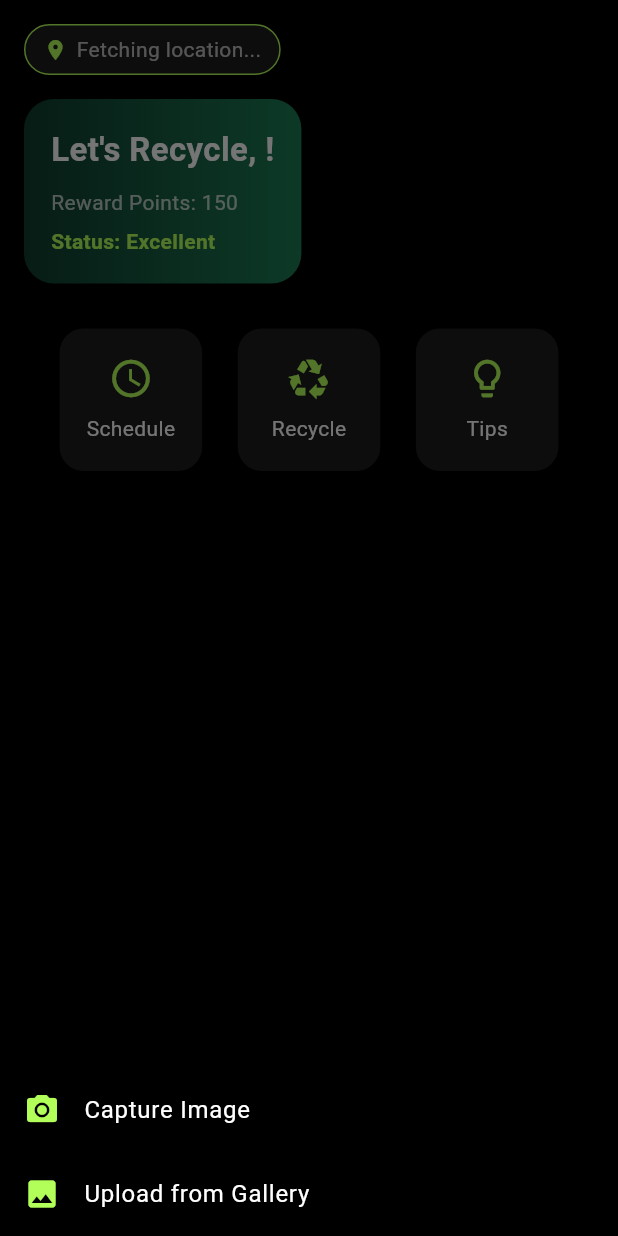
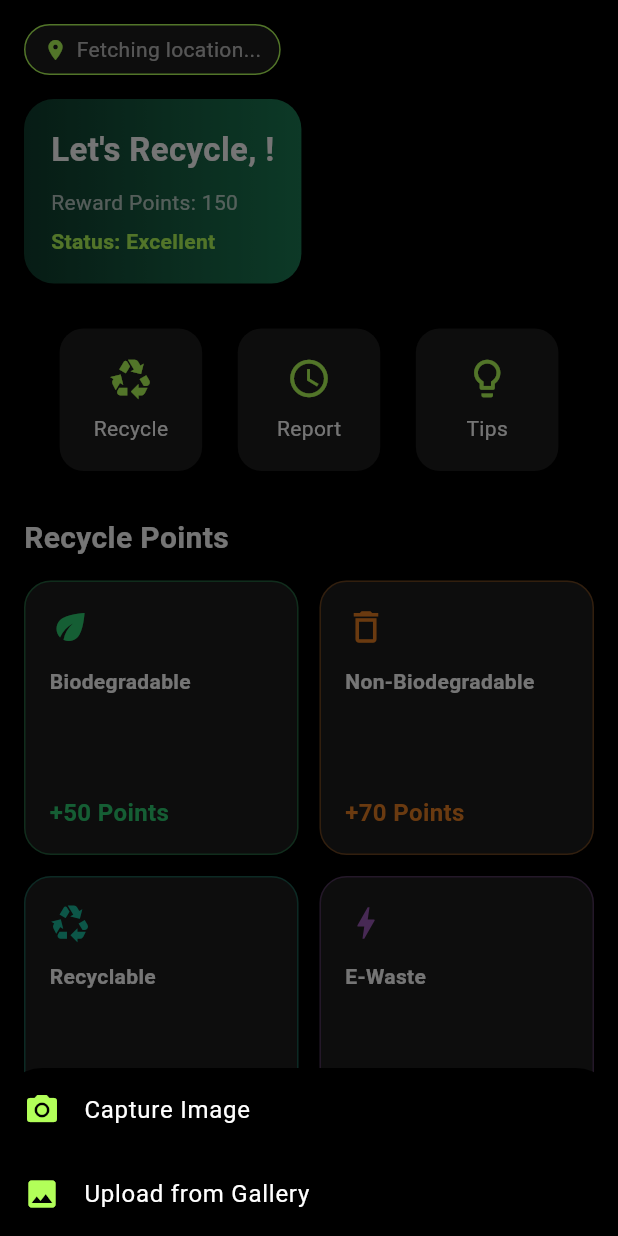
Before and after one commit to pranita662024/Wastewise, a Flutter app: the HomePage screen opened directly with empty values, after a tap on "Recycle", on a phone screen of 412 x 824 dp. Run offline on Flutter 3.47's test engine with Material 3 defaults, Android fonts, the phone set to English and light mode, and no system bars; our stand-ins replace cloud_firestore, firebase_auth, firebase_core, firebase_storage, geocoding, geolocator and 3 more; accounts and stored records are empty.

Commit message:
Updated home page UI,added packages in pubspec.lock and assets/model/tflite added

```diff
--- a/lib/screens/home_page.dart
+++ b/lib/screens/home_page.dart
@@ -8,8 +8,7 @@ import 'package:geocoding/geocoding.dart';
 import 'package:image_picker/image_picker.dart';
 import 'package:firebase_storage/firebase_storage.dart';
 import 'package:cloud_firestore/cloud_firestore.dart';
-
-import 'dart:io' as io; // mobile only
+import 'dart:io' as io;
 
 class HomePage extends StatefulWidget {
   final User user;
@@ -21,7 +20,6 @@ class HomePage extends StatefulWidget {
 
 class _HomePageState extends State<HomePage> {
   int _selectedIndex = 0;
-  late final List<Widget> _pages;
 
   String userLocation = "Fetching location...";
   int rewardPoints = 150;
@@ -36,13 +34,10 @@ class _HomePageState extends State<HomePage> {
   @override
   void initState() {
     super.initState();
-    _pages = [
-      _buildHomeUI(),
-      ProfilePage(user: widget.user),
-    ];
     _getUserLocation();
   }
 
+  /// ---------------- LOCATION ----------------
   Future<void> _getUserLocation() async {
     if (!await Geolocator.isLocationServiceEnabled()) {
       setState(() => userLocation = "Location disabled");
@@ -52,18 +47,18 @@ class _HomePageState extends State<HomePage> {
     LocationPermission permission = await Geolocator.checkPermission();
     if (permission == LocationPermission.denied) {
       permission = await Geolocator.requestPermission();
-      if (permission == LocationPermission.denied) {
+    }
+
+    if (permission == LocationPermission.denied ||
+        permission == LocationPermission.deniedForever) {
       setState(() => userLocation = "Permission denied");
       return;
     }
-    }
 
-    if (permission == LocationPermission.deniedForever) {
-      setState(() => userLocation = "Permission permanently denied");
-      return;
-    }
+    Position pos = await Geolocator.getCurrentPosition(
+      desiredAccuracy: LocationAccuracy.high,
+    );
 
-    Position pos = await Geolocator.getCurrentPosition();
     List<Placemark> placemarks =
         await placemarkFromCoordinates(pos.latitude, pos.longitude);
 
@@ -73,17 +68,27 @@ class _HomePageState extends State<HomePage> {
     });
   }
 
+  /// ---------------- PAGE SWITCH ----------------
+  Widget _getCurrentPage() {
+    if (_selectedIndex == 0) {
+      return _buildHomeUI();
+    }
+    return ProfilePage(user: widget.user);
+  }
+
   @override
   Widget build(BuildContext context) {
     return Scaffold(
       backgroundColor: Colors.black,
-      body: _pages[_selectedIndex],
+      body: _getCurrentPage(),
       bottomNavigationBar: BottomNavigationBar(
         backgroundColor: Colors.black,
         selectedItemColor: Colors.lightGreenAccent,
         unselectedItemColor: Colors.grey,
         currentIndex: _selectedIndex,
-        onTap: (i) => setState(() => _selectedIndex = i),
+        onTap: (index) {
+          setState(() => _selectedIndex = index);
+        },
         items: const [
           BottomNavigationBarItem(
               icon: Icon(Icons.home_outlined), label: "Home"),
@@ -94,6 +99,7 @@ class _HomePageState extends State<HomePage> {
     );
   }
 
+  /// ---------------- HOME UI ----------------
   Widget _buildHomeUI() {
     final username = widget.user.email!.split('@')[0];
 
@@ -105,14 +111,22 @@ class _HomePageState extends State<HomePage> {
           const SizedBox(height: 16),
           _userCard(username),
           const SizedBox(height: 30),
-          Row(mainAxisAlignment: MainAxisAlignment.spaceEvenly, children: [
-            _actionCard(Icons.schedule, "Schedule"),
+
+          /// 🔁 ORDER FIXED: Recycle → Schedule → Tips
+          Row(
+            mainAxisAlignment: MainAxisAlignment.spaceEvenly,
+            children: [
               GestureDetector(
                 onTap: _showRecycleOptions,
                 child: _actionCard(Icons.recycling, "Recycle"),
               ),
+              _actionCard(Icons.schedule, "Report"),
               _actionCard(Icons.lightbulb_outline, "Tips"),
-          ]),
+            ],
+          ),
+
+          const SizedBox(height: 30),
+          _recyclePointsSection(),
         ]),
       ),
     );
@@ -123,15 +137,18 @@ class _HomePageState extends State<HomePage> {
       padding: const EdgeInsets.all(18),
       decoration: BoxDecoration(
         borderRadius: BorderRadius.circular(20),
-        gradient:
-            const LinearGradient(colors: [Color(0xFF0F3D2E), Color(0xFF1C7C54)]),
+        gradient: const LinearGradient(
+          colors: [Color(0xFF0F3D2E), Color(0xFF1C7C54)],
+        ),
       ),
       child: Column(crossAxisAlignment: CrossAxisAlignment.start, children: [
-        Text("Let's Recycle, $username!",
+        Text(
+          "Let's Recycle, $username!",
           style: const TextStyle(
               color: Colors.white,
               fontSize: 22,
-                fontWeight: FontWeight.bold)),
+              fontWeight: FontWeight.bold),
+        ),
         const SizedBox(height: 10),
         Text("Reward Points: $rewardPoints",
             style: const TextStyle(color: Colors.white70)),
@@ -177,6 +194,51 @@ class _HomePageState extends State<HomePage> {
     );
   }
 
+  /// ---------------- RECYCLE POINTS ----------------
+  Widget _recyclePointsSection() {
+    return Column(
+      crossAxisAlignment: CrossAxisAlignment.start,
+      children: [
+        const Text("Recycle Points",
+            style: TextStyle(
+                color: Colors.white,
+                fontSize: 20,
+                fontWeight: FontWeight.bold)),
+        const SizedBox(height: 14),
+        GridView.count(
+          crossAxisCount: 2,
+          shrinkWrap: true,
+          physics: const NeverScrollableScrollPhysics(),
+          crossAxisSpacing: 14,
+          mainAxisSpacing: 14,
+          children: const [
+            _RecyclePointCard(
+                title: "Biodegradable",
+                points: "+50 Points",
+                icon: Icons.eco,
+                color: Color(0xFF2ECC71)),
+            _RecyclePointCard(
+                title: "Non-Biodegradable",
+                points: "+70 Points",
+                icon: Icons.delete_outline,
+                color: Color(0xFFE67E22)),
+            _RecyclePointCard(
+                title: "Recyclable",
+                points: "+100 Points",
+                icon: Icons.recycling,
+                color: Color(0xFF1ABC9C)),
+            _RecyclePointCard(
+                title: "E-Waste",
+                points: "+150 Points",
+                icon: Icons.bolt,
+                color: Color(0xFF9B59B6)),
+          ],
+        ),
+      ],
+    );
+  }
+
+  /// ---------------- IMAGE FLOW ----------------
   void _showRecycleOptions() {
     showModalBottomSheet(
       context: context,
@@ -286,6 +348,52 @@ class _HomePageState extends State<HomePage> {
     });
 
     ScaffoldMessenger.of(context).showSnackBar(
-        const SnackBar(content: Text("Image uploaded successfully")));
+      const SnackBar(content: Text("Image uploaded successfully")),
+    );
   }
 }
+
+/// ---------------- POINT CARD ----------------
+class _RecyclePointCard extends StatelessWidget {
+  final String title;
+  final String points;
+  final IconData icon;
+  final Color color;
+
+  const _RecyclePointCard({
+    required this.title,
+    required this.points,
+    required this.icon,
+    required this.color,
+  });
+
+  @override
+  Widget build(BuildContext context) {
+    return Container(
+      padding: const EdgeInsets.all(16),
+      decoration: BoxDecoration(
+        color: const Color(0xFF1C1C1C),
+        borderRadius: BorderRadius.circular(18),
+        border: Border.all(color: color.withOpacity(0.4)),
+      ),
+      child: Column(
+        crossAxisAlignment: CrossAxisAlignment.start,
+        children: [
+          Icon(icon, color: color, size: 28),
+          const SizedBox(height: 12),
+          Text(title,
+              style: const TextStyle(
+                  color: Colors.white,
+                  fontSize: 14,
+                  fontWeight: FontWeight.w600)),
+          const Spacer(),
+          Text(points,
+              style: TextStyle(
+                  color: color,
+                  fontSize: 16,
+                  fontWeight: FontWeight.bold)),
+        ],
+      ),
+    );
+  }
+}
--- a/pubspec.yaml
+++ b/pubspec.yaml
@@ -30,6 +30,8 @@ environment:
 dependencies:
   flutter:
     sdk: flutter
+  tflite_flutter: ^0.10.4
+  image: ^4.1.3
   shimmer: ^3.0.0
   image_picker: ^1.1.2
   image_cropper: ^8.0.2
@@ -78,6 +80,7 @@ flutter:
   -  assets/bg.png
   -  assets/splash.png
   -  assets/wastewise_logo.jpg
+  -  assets/model/Wastewise_model.tflite
 
   #   - images/a_dot_ham.jpeg
 
```
Also changed, not shown: pubspec.lock, 3 other files. Lines whose indentation alone changed are shown as unchanged.
